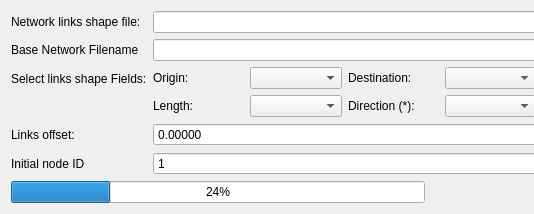
Qt form prepare_network_dialog.ui (TomasdelaBarra/QTRANUS) before a commit; both pictures show x 0 to 534 and y 0 to 214 of the 936 by 214 pixel window.
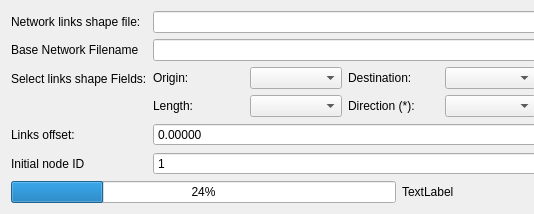
The same form after that commit.

```diff
--- a/prepare_network_dialog.ui
+++ b/prepare_network_dialog.ui
@@ -199,6 +199,13 @@
            </property>
           </widget>
          </item>
+         <item>
+          <widget class="QLabel" name="status_process">
+           <property name="text">
+            <string>TextLabel</string>
+           </property>
+          </widget>
+         </item>
          <item>
           <spacer name="horizontalSpacer">
            <property name="orientation">
```
